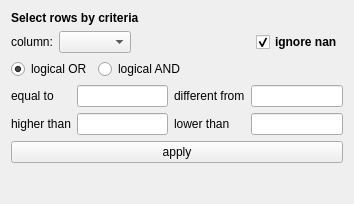
Old version of the form resources/design/ui/modules/selectRows.ui in the repository jeaunrg/PyQTapp_template.
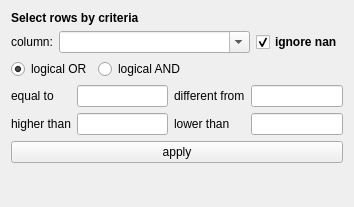
New version of the form.

The edit to the form file:
```diff
--- a/resources/design/ui/modules/selectRows.ui
+++ b/resources/design/ui/modules/selectRows.ui
@@ -7,7 +7,7 @@
     <x>0</x>
     <y>0</y>
     <width>354</width>
-    <height>204</height>
+    <height>207</height>
    </rect>
   </property>
   <property name="windowTitle">
@@ -37,20 +37,17 @@
       </widget>
      </item>
      <item>
-      <widget class="QComboBox" name="column"/>
-     </item>
-     <item>
-      <spacer name="horizontalSpacer">
-       <property name="orientation">
-        <enum>Qt::Horizontal</enum>
+      <widget class="QComboBox" name="column">
+       <property name="sizePolicy">
+        <sizepolicy hsizetype="Expanding" vsizetype="Fixed">
+         <horstretch>0</horstretch>
+         <verstretch>0</verstretch>
+        </sizepolicy>
        </property>
-       <property name="sizeHint" stdset="0">
-        <size>
-         <width>40</width>
-         <height>20</height>
-        </size>
+       <property name="editable">
+        <bool>true</bool>
        </property>
-      </spacer>
+      </widget>
      </item>
      <item>
       <widget class="QCheckBox" name="ignore_nan">
```
